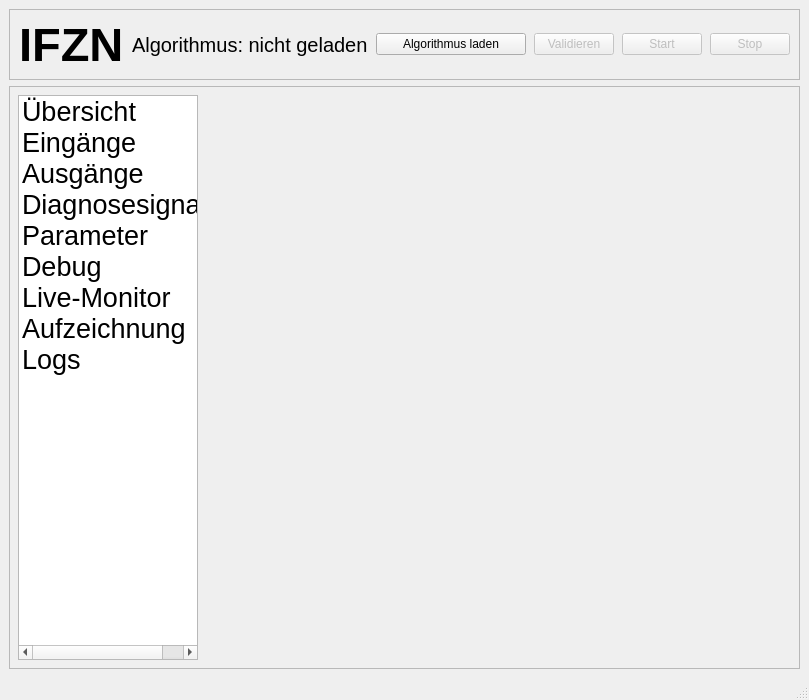
First picture: the form in mainwindow.ui, repository NEX108/SimulinkUdpInterface, before the edit.
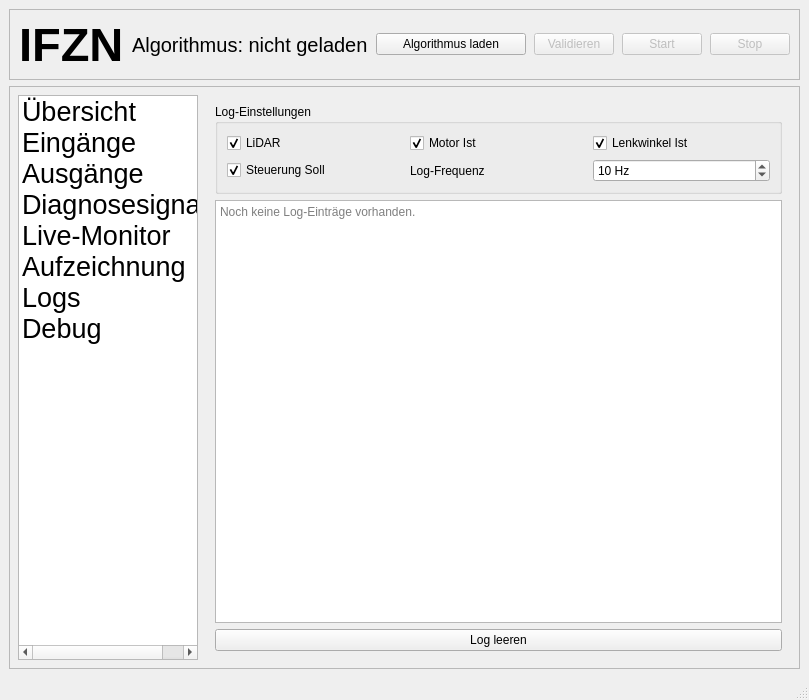
Second picture: the form after the edit. The open tabs and pages were chosen to show the change.

```diff
--- a/mainwindow.ui
+++ b/mainwindow.ui
@@ -256,16 +256,6 @@
            <string>Diagnosesignale</string>
           </property>
          </item>
-         <item>
-          <property name="text">
-           <string>Parameter</string>
-          </property>
-         </item>
-         <item>
-          <property name="text">
-           <string>Debug</string>
-          </property>
-         </item>
          <item>
           <property name="text">
            <string>Live-Monitor</string>
@@ -281,6 +271,11 @@
            <string>Logs</string>
           </property>
          </item>
+         <item>
+          <property name="text">
+           <string>Debug</string>
+          </property>
+         </item>
         </widget>
        </item>
        <item>
@@ -298,9 +293,22 @@
           </size>
          </property>
          <property name="currentIndex">
-          <number>3</number>
+          <number>6</number>
          </property>
-         <widget class="QWidget" name="overviewPage"/>
+         <widget class="QWidget" name="overviewPage">
+          <layout class="QVBoxLayout" name="verticalLayout">
+           <item>
+            <widget class="QTextBrowser" name="overviewTextBrowser">
+             <property name="frameShape">
+              <enum>QFrame::Shape::NoFrame</enum>
+             </property>
+             <property name="verticalScrollBarPolicy">
+              <enum>Qt::ScrollBarPolicy::ScrollBarAlwaysOff</enum>
+             </property>
+            </widget>
+           </item>
+          </layout>
+         </widget>
          <widget class="QWidget" name="inputsPage">
           <layout class="QVBoxLayout" name="verticalLayout_5">
            <item>
@@ -1508,10 +1516,127 @@
            </item>
           </layout>
          </widget>
-         <widget class="QWidget" name="parametersPage"/>
-         <widget class="QWidget" name="debugPage"/>
          <widget class="QWidget" name="liveMonitorPage"/>
-         <widget class="QWidget" name="logsPage"/>
+         <widget class="QWidget" name="recordsPage"/>
+         <widget class="QWidget" name="logsPage">
+          <layout class="QVBoxLayout" name="verticalLayout_2">
+           <item>
+            <widget class="QGroupBox" name="groupLogSettings">
+             <property name="minimumSize">
+              <size>
+               <width>0</width>
+               <height>80</height>
+              </size>
+             </property>
+             <property name="maximumSize">
+              <size>
+               <width>16777215</width>
+               <height>100</height>
+              </size>
+             </property>
+             <property name="title">
+              <string>Log-Einstellungen</string>
+             </property>
+             <layout class="QGridLayout" name="gridLayout">
+              <item row="0" column="0">
+               <widget class="QCheckBox" name="checkLidarLog">
+                <property name="text">
+                 <string>LiDAR</string>
+                </property>
+                <property name="checked">
+                 <bool>true</bool>
+                </property>
+               </widget>
+              </item>
+              <item row="0" column="1">
+               <widget class="QCheckBox" name="checkMotorActualLog">
+                <property name="text">
+                 <string>Motor Ist</string>
+                </property>
+                <property name="checked">
+                 <bool>true</bool>
+                </property>
+               </widget>
+              </item>
+              <item row="0" column="2">
+               <widget class="QCheckBox" name="checkSteeringActualLog">
+                <property name="text">
+                 <string>Lenkwinkel Ist</string>
+                </property>
+                <property name="checked">
+                 <bool>true</bool>
+                </property>
+               </widget>
+              </item>
+              <item row="1" column="0">
+               <widget class="QCheckBox" name="checkCommandLog">
+                <property name="text">
+                 <string>Steuerung Soll</string>
+                </property>
+                <property name="checked">
+                 <bool>true</bool>
+                </property>
+               </widget>
+              </item>
+              <item row="1" column="1" colspan="2">
+               <layout class="QHBoxLayout" name="horizontalLayout_3">
+                <item>
+                 <widget class="QLabel" name="labelLogFrequency">
+                  <property name="text">
+                   <string>Log-Frequenz</string>
+                  </property>
+                 </widget>
+                </item>
+                <item>
+                 <widget class="QSpinBox" name="spinLogFrequency">
+                  <property name="suffix">
+                   <string> Hz</string>
+                  </property>
+                  <property name="minimum">
+                   <number>1</number>
+                  </property>
+                  <property name="maximum">
+                   <number>20</number>
+                  </property>
+                  <property name="value">
+                   <number>10</number>
+                  </property>
+                 </widget>
+                </item>
+               </layout>
+              </item>
+             </layout>
+            </widget>
+           </item>
+           <item>
+            <widget class="QPlainTextEdit" name="plainTextLog">
+             <property name="verticalScrollBarPolicy">
+              <enum>Qt::ScrollBarPolicy::ScrollBarAlwaysOff</enum>
+             </property>
+             <property name="lineWrapMode">
+              <enum>QPlainTextEdit::LineWrapMode::NoWrap</enum>
+             </property>
+             <property name="readOnly">
+              <bool>true</bool>
+             </property>
+             <property name="maximumBlockCount">
+              <number>5000</number>
+             </property>
+             <property name="placeholderText">
+              <string>Noch keine Log-Einträge vorhanden.</string>
+             </property>
+            </widget>
+           </item>
+           <item>
+            <widget class="QPushButton" name="buttonClearLogs">
+             <property name="text">
+              <string>Log leeren</string>
+             </property>
+            </widget>
+           </item>
+          </layout>
+         </widget>
+         <widget class="QWidget" name="debugPage"/>
         </widget>
        </item>
       </layout>
```
